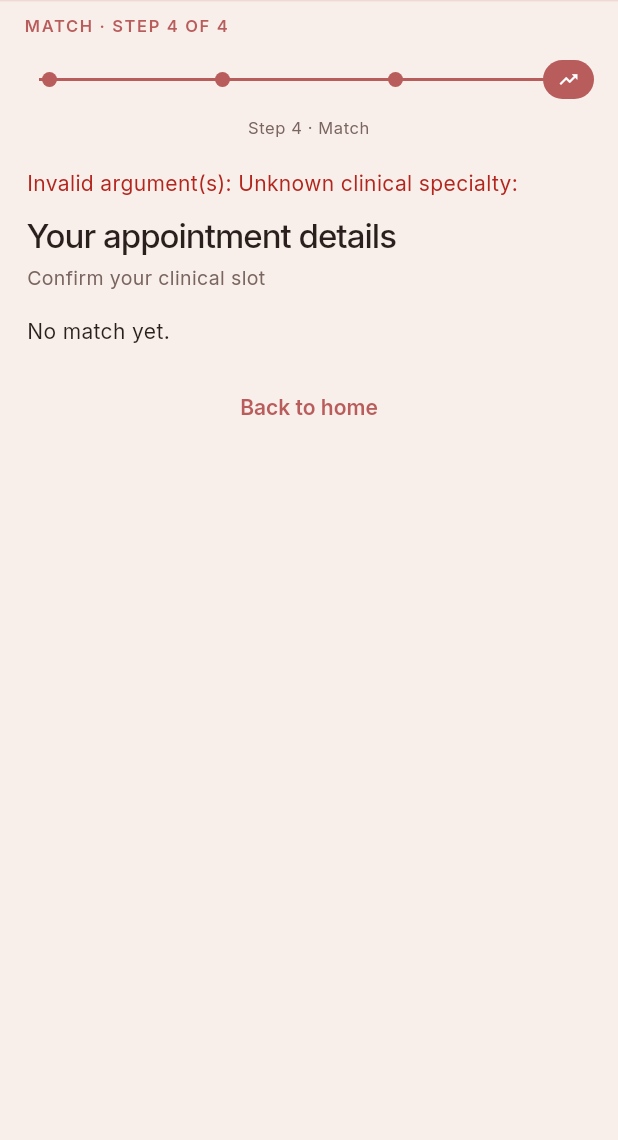
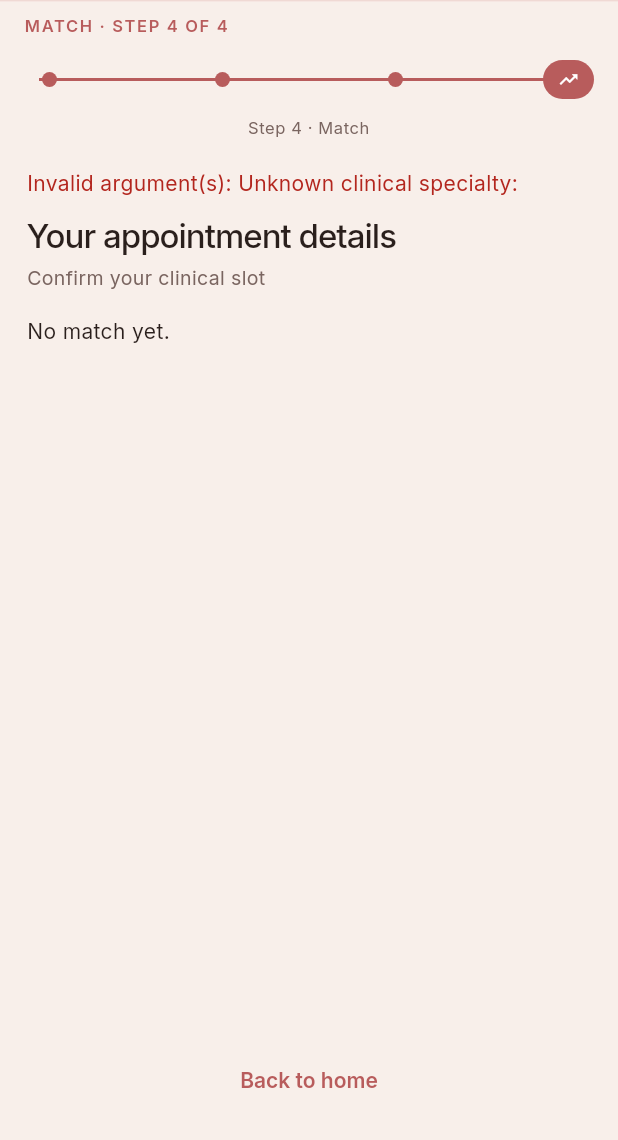
Before and after one commit to peterkwkwan/femm, a Flutter app: the MatchScreen screen opened directly with empty values, on a phone screen of 412 x 824 dp, the part 96-1236 px from its top. Run offline on Flutter 3.47's test engine with Material 3 defaults, Android fonts, the phone set to English and light mode, and no system bars; our stand-ins replace file_picker, google_sign_in, supabase_flutter; accounts and stored records are empty.

Commit message:
ui(mobile): pin Match pre-book Back to home at screen bottom
Move the step-4 TextButton out of the scroll body into a SafeArea
sticky footer (spend/symptoms pattern) so it stays at the bottom
before clinical confirm.

Co-authored-by: peterkwkwan <peterkwkwan@gmail.com>

```diff
--- a/apps/mobile/lib/screens/match_screen.dart
+++ b/apps/mobile/lib/screens/match_screen.dart
@@ -48,6 +48,9 @@ class MatchScreen extends StatefulWidget {
       ValueKey<String>('match-booked-clinical-card');
   static const Key extrasSectionKey =
       ValueKey<String>('match-optional-extras');
+  /// Sticky footer TextButton on the pre-booking (hold) Match step.
+  static const Key preBookBackHomeKey =
+      ValueKey<String>('match-prebook-back-home');
 
   /// Demo doctor labels for seed clinics (not real practitioners).
   static String demoDoctorName(ClinicalSpecialty specialty) {
@@ -530,11 +533,6 @@ class _MatchScreenState extends State<MatchScreen>
                           ),
                           const SizedBox(height: 16),
                           _buildPreConfirmSheet(context),
-                          const SizedBox(height: 16),
-                          TextButton(
-                            onPressed: _goHome,
-                            child: const Text(MatchScreen.backHomeLabel),
-                          ),
                         ] else ...[
                           _buildYoureSetHeader(context),
                           const SizedBox(height: 4),
@@ -560,6 +558,23 @@ class _MatchScreenState extends State<MatchScreen>
                     ),
                   ),
           ),
+          // Pre-booking: pin Back to home to the screen bottom (spend/symptoms
+          // sticky-footer pattern). Post-confirm keeps the primary pill in-scroll.
+          if (!confirmed && !_loading)
+            SafeArea(
+              top: false,
+              child: Padding(
+                padding: const EdgeInsets.fromLTRB(18, 0, 18, 16),
+                child: Align(
+                  alignment: Alignment.center,
+                  child: TextButton(
+                    key: MatchScreen.preBookBackHomeKey,
+                    onPressed: _goHome,
+                    child: const Text(MatchScreen.backHomeLabel),
+                  ),
+                ),
+              ),
+            ),
         ],
       ),
     );
```
Also changed, not shown: 1 other file.
